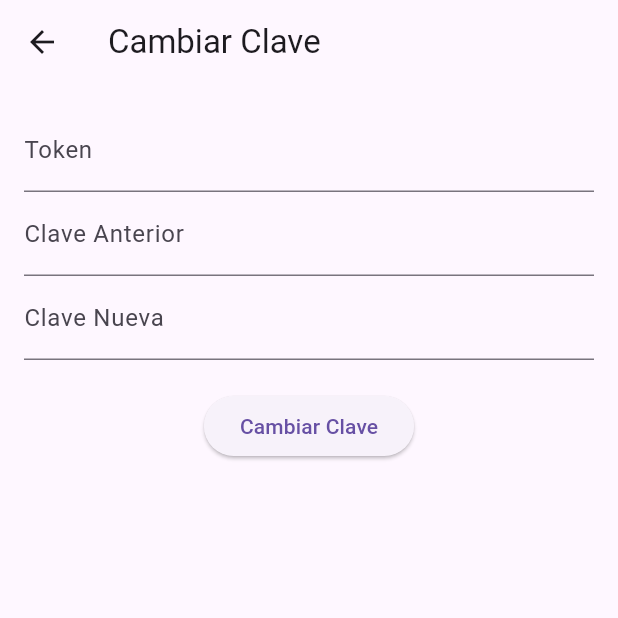
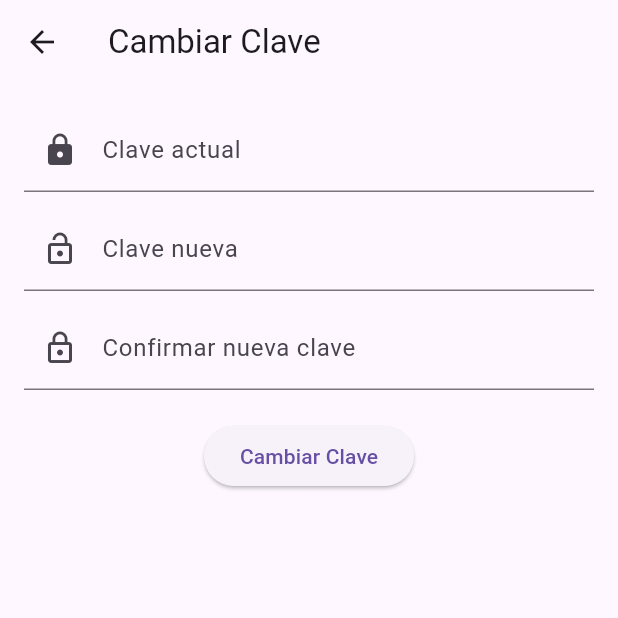
Before and after one commit to soysomon/Aplicacion_Minerd, a Flutter app: the ChangePasswordScreen screen opened by its route, on a phone screen of 412 x 824 dp, the top half of it. Run offline on Flutter 3.47's test engine with Material 3 defaults, Android fonts, the light colour scheme and no system bars; our stand-ins replace carousel_slider, flutter_html, flutter_map, flutter_svg, flutter_zoom_drawer, font_awesome_flutter and 9 more; missing offline and left inert: fan_floating_menu, flutter_sound; accounts and stored records are empty.

Commit message:
Cambiar contraseña funciona

```diff
--- a/lib/providers/registro_api.dart
+++ b/lib/providers/registro_api.dart
@@ -50,7 +50,7 @@ class RegistroApi {
     if (response.statusCode == 200) {
       return json.decode(response.body);
     } else {
-      throw Exception('Failed to change password');
+      throw Exception('Error al cambiar la clave: ${response.statusCode}');
     }
   }
 
--- a/lib/screens/change_password_screen.dart
+++ b/lib/screens/change_password_screen.dart
@@ -1,6 +1,7 @@
 import 'package:flutter/material.dart';
 import 'package:provider/provider.dart';
 import '../providers/registro_api.dart';
+import '../providers/user_provider.dart';
 
 class ChangePasswordScreen extends StatefulWidget {
   @override
@@ -8,19 +9,35 @@ class ChangePasswordScreen extends StatefulWidget {
 }
 
 class _ChangePasswordScreenState extends State<ChangePasswordScreen> {
-  final _tokenController = TextEditingController();
   final _claveAnteriorController = TextEditingController();
   final _claveNuevaController = TextEditingController();
+  final _confirmarClaveNuevaController = TextEditingController();
+  final _formKey = GlobalKey<FormState>();
   bool _isLoading = false;
 
   Future<void> _changePassword() async {
+    if (!_formKey.currentState!.validate()) {
+      return; // Si el formulario no es válido, no continúes.
+    }
+
+    if (_claveNuevaController.text != _confirmarClaveNuevaController.text) {
+      ScaffoldMessenger.of(context).showSnackBar(
+        SnackBar(content: Text('Las nuevas contraseñas no coinciden')),
+      );
+      return;
+    }
+
     setState(() {
       _isLoading = true;
     });
 
+    final user = Provider.of<UserProvider>(context, listen: false).user;
+    print(user.token);
+
     try {
-      final response = await Provider.of<RegistroApi>(context, listen: false).cambiarClave(
-        token: _tokenController.text,
+      final response =
+          await Provider.of<RegistroApi>(context, listen: false).cambiarClave(
+        token: user.token,
         claveAnterior: _claveAnteriorController.text,
         claveNueva: _claveNuevaController.text,
       );
@@ -28,6 +45,13 @@ class _ChangePasswordScreenState extends State<ChangePasswordScreen> {
       ScaffoldMessenger.of(context).showSnackBar(
         SnackBar(content: Text(response['mensaje'])),
       );
+
+      // Limpiar los campos de entrada
+      if (response['exito']) {
+        _claveAnteriorController.clear();
+        _claveNuevaController.clear();
+        _confirmarClaveNuevaController.clear();
+      }
     } catch (e) {
       ScaffoldMessenger.of(context).showSnackBar(
         SnackBar(content: Text('Error: $e')),
@@ -47,21 +71,57 @@ class _ChangePasswordScreenState extends State<ChangePasswordScreen> {
       ),
       body: SingleChildScrollView(
         padding: EdgeInsets.all(16.0),
+        child: Form(
+          key: _formKey,
           child: Column(
+            mainAxisAlignment: MainAxisAlignment.center,
             children: [
-            TextField(
-              controller: _tokenController,
-              decoration: InputDecoration(labelText: 'Token'),
+              TextFormField(
+                controller: _claveAnteriorController,
+                decoration: InputDecoration(
+                  labelText: 'Clave actual',
+                  prefixIcon: Icon(Icons.lock),
                 ),
-            TextField(
-              controller: _claveAnteriorController,
-              decoration: InputDecoration(labelText: 'Clave Anterior'),
                 obscureText: true,
+                validator: (value) {
+                  if (value == null || value.isEmpty) {
+                    return 'Por favor ingrese su clave actual';
+                  }
+                  return null;
+                },
               ),
-            TextField(
+              SizedBox(height: 10),
+              TextFormField(
                 controller: _claveNuevaController,
-              decoration: InputDecoration(labelText: 'Clave Nueva'),
+                decoration: InputDecoration(
+                  labelText: 'Clave nueva',
+                  prefixIcon: Icon(Icons.lock_open),
+                ),
                 obscureText: true,
+                validator: (value) {
+                  if (value == null || value.isEmpty) {
+                    return 'Por favor ingrese su nueva clave';
+                  }
+                  return null;
+                },
+              ),
+              SizedBox(height: 10),
+              TextFormField(
+                controller: _confirmarClaveNuevaController,
+                decoration: InputDecoration(
+                  labelText: 'Confirmar nueva clave',
+                  prefixIcon: Icon(Icons.lock_outline),
+                ),
+                obscureText: true,
+                validator: (value) {
+                  if (value == null || value.isEmpty) {
+                    return 'Por favor confirme su nueva clave';
+                  }
+                  if (value != _claveNuevaController.text) {
+                    return 'Las nuevas contraseñas no coinciden';
+                  }
+                  return null;
+                },
               ),
               SizedBox(height: 20),
               _isLoading
@@ -73,6 +133,7 @@ class _ChangePasswordScreenState extends State<ChangePasswordScreen> {
             ],
           ),
         ),
+      ),
     );
   }
 }
--- a/lib/screens/settings_screen.dart
+++ b/lib/screens/settings_screen.dart
@@ -80,7 +80,7 @@ class SettingsScreen extends StatelessWidget {
               contentPadding: EdgeInsets.zero,
               leading: Icon(Icons.lock, color: Color(0xFF0d427d), size: 25),
               title: Text(
-                'Cambiar contraseña',
+                'Cambiar clave',
                 style: TextStyle(
                   fontSize: 20,
                 ),
```
Lines whose indentation alone changed are shown as unchanged.
